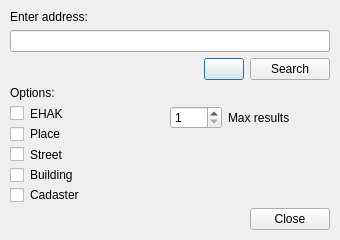
Above: InADSGeoCoder/inads_geocoder_dialog_base.ui from sookoll/qgis_plugin_inads_geocoder before the change. Below: the same form after it.
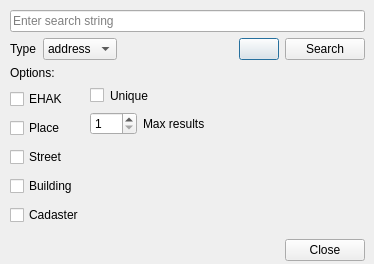
That is the form after the change.

Commit message: Unik parameter, adsoid and adrid search (#6)

What changed in the file:
```diff
--- a/InADSGeoCoder/inads_geocoder_dialog_base.ui
+++ b/InADSGeoCoder/inads_geocoder_dialog_base.ui
@@ -7,8 +7,8 @@
       <rect>
         <x>0</x>
         <y>0</y>
-        <width>340</width>
-        <height>240</height>
+    <width>374</width>
+    <height>264</height>
       </rect>
     </property>
     <property name="windowTitle">
@@ -20,26 +20,52 @@
         <rect>
           <x>10</x>
           <y>10</y>
-          <width>320</width>
-          <height>220</height>
-        </rect>
-      </property>
-
+     <width>355</width>
+     <height>251</height>
+    </rect>
+   </property>
       <layout class="QVBoxLayout">
         <item>
-          <!-- address label -->
-          <widget class="QLabel" name="address_label">
+     <widget class="QLineEdit" name="address">
+      <property name="inputMask">
+       <string/>
+      </property>
             <property name="text">
-              <string>Enter address:</string>
+       <string/>
+      </property>
+      <property name="placeholderText">
+       <string>Enter search string</string>
             </property>
           </widget>
         </item>
-        <item>
-          <!-- address input -->
-          <widget class="QLineEdit" name="address" />
-        </item>
         <item>
           <layout class="QHBoxLayout">
+      <item>
+       <widget class="QLabel" name="label_2">
+        <property name="text">
+         <string>Type</string>
+        </property>
+       </widget>
+      </item>
+      <item>
+       <widget class="QComboBox" name="act_type">
+        <item>
+         <property name="text">
+          <string>address</string>
+         </property>
+        </item>
+        <item>
+         <property name="text">
+          <string>adsoid</string>
+         </property>
+        </item>
+        <item>
+         <property name="text">
+          <string>adrid</string>
+         </property>
+        </item>
+       </widget>
+      </item>
             <item>
               <spacer>
                 <property name="orientation">
@@ -54,10 +80,7 @@
               </spacer>
             </item>
             <item>
-              <!-- reverse geocode button -->
-              <widget class="QPushButton" name="reverse_button">
-
-              </widget>
+       <widget class="QPushButton" name="reverse_button"/>
             </item>
             <item>
               <!-- geocode button -->
@@ -83,125 +106,59 @@
             <item>
               <layout class="QVBoxLayout">
                 <item>
-                  <layout class="QHBoxLayout">
-                    <item>
-                      <widget class="QCheckBox" name="EHAK"/>
-                    </item>
-                    <item>
-                      <widget class="QLabel">
+         <widget class="QCheckBox" name="EHAK">
                         <property name="text">
                           <string>EHAK</string>
                         </property>
+          <property name="checked">
+           <bool>false</bool>
+          </property>
                       </widget>
                     </item>
                     <item>
-                      <spacer>
-                        <property name="orientation">
-                          <enum>Qt::Horizontal</enum>
-                        </property>
-                        <property name="sizeHint" stdset="0">
-                          <size>
-                            <width>20</width>
-                            <height>20</height>
-                          </size>
-                        </property>
-                      </spacer>
-                    </item>
-                  </layout>
-                </item>
-                <item>
-                  <layout class="QHBoxLayout">
-                    <item>
-                      <widget class="QCheckBox" name="VAIKEKOHT"/>
-                    </item>
-                    <item>
-                      <widget class="QLabel">
+         <widget class="QCheckBox" name="VAIKEKOHT">
                         <property name="text">
                           <string>Place</string>
                         </property>
                       </widget>
                     </item>
                     <item>
-                      <spacer>
-                        <property name="orientation">
-                          <enum>Qt::Horizontal</enum>
-                        </property>
-                        <property name="sizeHint" stdset="0">
-                          <size>
-                            <width>20</width>
-                            <height>20</height>
-                          </size>
-                        </property>
-                      </spacer>
-                    </item>
-                  </layout>
-                </item>
-                <item>
-                  <layout class="QHBoxLayout">
-                    <item>
-                      <widget class="QCheckBox" name="TANAV"/>
-                    </item>
-                    <item>
-                      <widget class="QLabel">
+         <widget class="QCheckBox" name="TANAV">
                         <property name="text">
                           <string>Street</string>
                         </property>
                       </widget>
                     </item>
                     <item>
-                      <spacer>
-                        <property name="orientation">
-                          <enum>Qt::Horizontal</enum>
-                        </property>
-                        <property name="sizeHint" stdset="0">
-                          <size>
-                            <width>20</width>
-                            <height>20</height>
-                          </size>
-                        </property>
-                      </spacer>
-                    </item>
-                  </layout>
-                </item>
-                <item>
-                  <layout class="QHBoxLayout">
-                    <item>
-                      <widget class="QCheckBox" name="EHITISHOONE"/>
-                    </item>
-                    <item>
-                      <widget class="QLabel">
+         <widget class="QCheckBox" name="EHITISHOONE">
                         <property name="text">
                           <string>Building</string>
                         </property>
                       </widget>
                     </item>
                     <item>
-                      <spacer>
-                        <property name="orientation">
-                          <enum>Qt::Horizontal</enum>
-                        </property>
-                        <property name="sizeHint" stdset="0">
-                          <size>
-                            <width>20</width>
-                            <height>20</height>
-                          </size>
-                        </property>
-                      </spacer>
-                    </item>
-                  </layout>
-                </item>
-                <item>
-                  <layout class="QHBoxLayout">
-                    <item>
-                      <widget class="QCheckBox" name="KATASTRIYKSUS"/>
-                    </item>
-                    <item>
-                      <widget class="QLabel">
+         <widget class="QCheckBox" name="KATASTRIYKSUS">
                         <property name="text">
                           <string>Cadaster</string>
                         </property>
                       </widget>
                     </item>
+       </layout>
+      </item>
+      <item>
+       <layout class="QVBoxLayout">
+        <item>
+         <layout class="QHBoxLayout">
+          <item>
+           <widget class="QCheckBox" name="unique"/>
+          </item>
+          <item>
+           <widget class="QLabel" name="label">
+            <property name="text">
+             <string>Unique</string>
+            </property>
+           </widget>
+          </item>
                     <item>
                       <spacer>
                         <property name="orientation">
@@ -217,14 +174,9 @@
                     </item>
                   </layout>
                 </item>
-              </layout>
-            </item>
-            <item>
-              <layout class="QVBoxLayout">
                 <item>
                   <layout class="QHBoxLayout">
                     <item>
-                      <!-- results input -->
                       <widget class="QSpinBox" name="results">
                         <property name="minimum">
                           <number>1</number>
@@ -238,40 +190,21 @@
                       </widget>
                     </item>
                     <item>
-                      <!-- results label -->
                       <widget class="QLabel" name="results_label">
                         <property name="text">
                           <string>Max results</string>
                         </property>
                       </widget>
                     </item>
-
-                  </layout>
-                </item>
                 <item>
-                  <spacer>
+           <spacer name="horizontalSpacer_2">
                     <property name="orientation">
-                      <enum>Qt::Vertical</enum>
-                    </property>
-                    <property name="sizeHint" stdset="0">
-                      <size>
-                        <width>120</width>
-                        <height>120</height>
-                      </size>
-                    </property>
-                  </spacer>
-                </item>
-              </layout>
-            </item>
-            <item>
-              <spacer>
-                <property name="orientation">
-                  <enum>Qt::Vertical</enum>
+             <enum>Qt::Horizontal</enum>
                 </property>
                 <property name="sizeHint" stdset="0">
                   <size>
                     <width>40</width>
-                    <height>120</height>
+              <height>20</height>
                   </size>
                 </property>
               </spacer>
@@ -279,7 +212,23 @@
           </layout>
         </item>
         <item>
-          <!-- dialog buttons -->
+         <spacer name="verticalSpacer_2">
+          <property name="orientation">
+           <enum>Qt::Vertical</enum>
+          </property>
+          <property name="sizeHint" stdset="0">
+           <size>
+            <width>20</width>
+            <height>40</height>
+           </size>
+          </property>
+         </spacer>
+        </item>
+       </layout>
+      </item>
+     </layout>
+    </item>
+    <item>
           <widget class="QDialogButtonBox" name="button_box">
             <property name="orientation">
               <enum>Qt::Horizontal</enum>
```
Left out of the diff: 16 changed lines with no effect on the pictures. Lines whose indentation alone changed are shown as unchanged. The commit also changes 1 other file.
